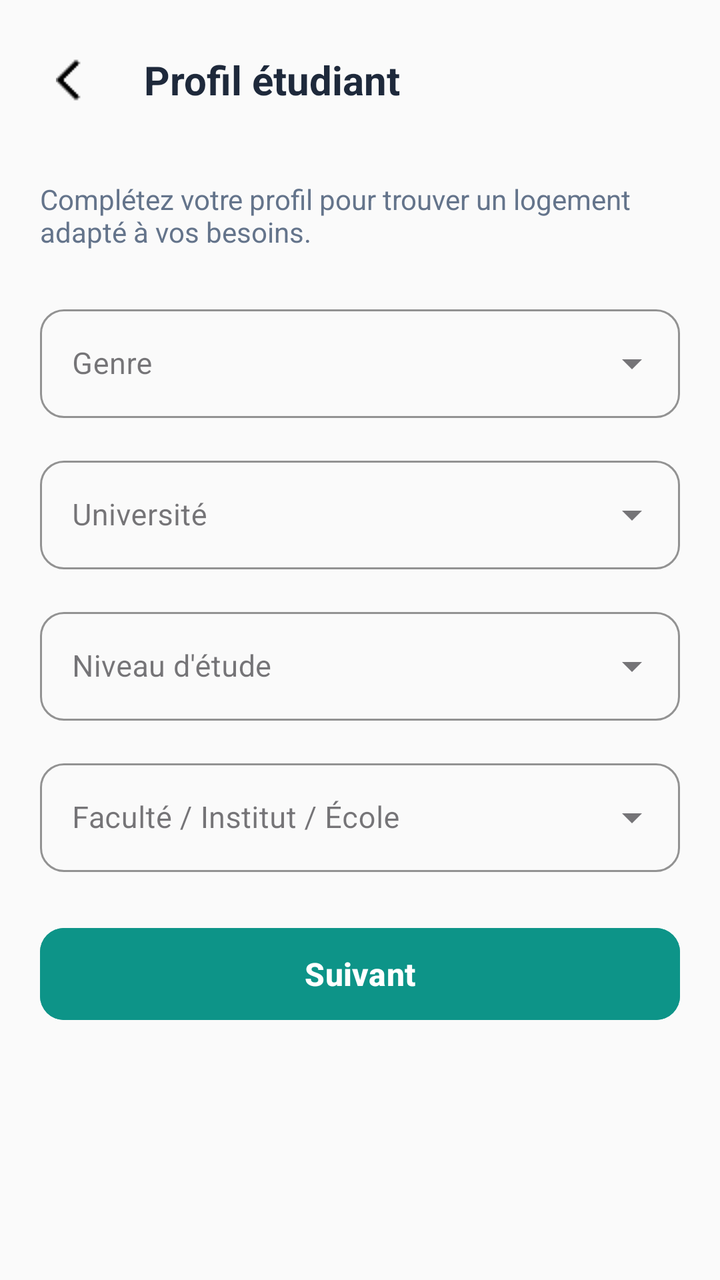
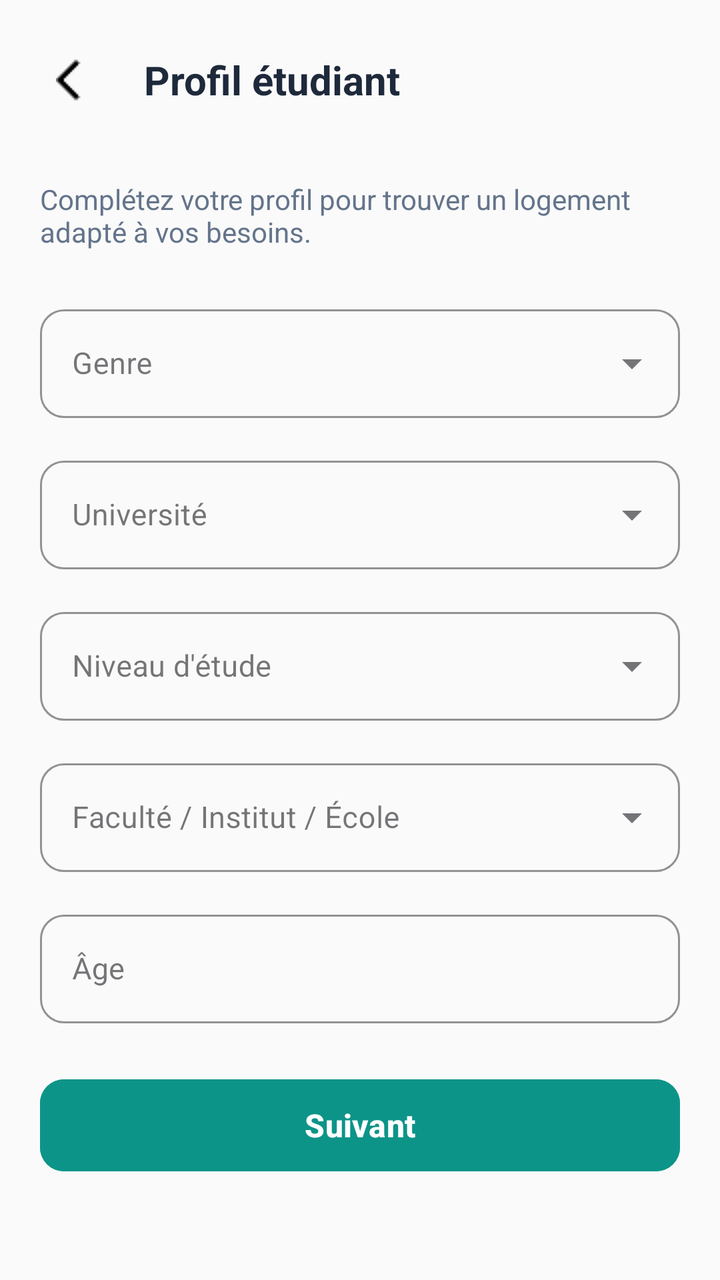

Screens rendered from an Android XML layout before and after an edit, with the pre-edit source and the edit as a unified diff.
<!-- AndroidManifest.xml: application theme Theme.DIAR -->
<!-- res/layout/interface5.xml -->
<?xml version="1.0" encoding="utf-8"?>
<ScrollView xmlns:android="http://schemas.android.com/apk/res/android"
    xmlns:app="http://schemas.android.com/apk/res-auto"
    android:layout_width="match_parent"
    android:layout_height="match_parent"
    android:fillViewport="true"
    android:background="#FAFAFA">

    <LinearLayout
        android:layout_width="match_parent"
        android:layout_height="wrap_content"
        android:orientation="vertical"
        android:padding="20dp">

        
        <LinearLayout
            android:layout_width="match_parent"
            android:layout_height="wrap_content"
            android:gravity="center_vertical"
            android:orientation="horizontal"
            android:layout_marginBottom="30dp">

            <ImageButton
                android:id="@+id/btnBack"
                android:layout_width="40dp"
                android:layout_height="40dp"
                android:background="?attr/selectableItemBackgroundBorderless"
                android:contentDescription="Retour"
                android:src="@drawable/arrow_back" />

            <TextView
                android:layout_width="wrap_content"
                android:layout_height="wrap_content"
                android:layout_marginStart="12dp"
                android:text="Profil étudiant"
                android:textColor="#1E293B"
                android:textSize="20sp"
                android:textStyle="bold" />
        </LinearLayout>

        
        <TextView
            android:layout_width="match_parent"
            android:layout_height="wrap_content"
            android:text="Complétez votre profil pour trouver un logement adapté à vos besoins."
            android:textColor="#64748B"
            android:textSize="14sp"
            android:layout_marginBottom="24dp" />

        
        <com.google.android.material.textfield.TextInputLayout
            style="@style/Widget.MaterialComponents.TextInputLayout.OutlinedBox.ExposedDropdownMenu"
            android:layout_width="match_parent"
            android:layout_height="wrap_content"
            android:layout_marginBottom="16dp"
            android:hint="Genre"
            app:boxCornerRadiusBottomEnd="12dp"
            app:boxCornerRadiusBottomStart="12dp"
            app:boxCornerRadiusTopEnd="12dp"
            app:boxCornerRadiusTopStart="12dp"
            app:boxStrokeColor="#0D9488"
            app:hintTextColor="#0D9488">

            <AutoCompleteTextView
                android:id="@+id/spinnerGenre"
                android:layout_width="match_parent"
                android:layout_height="wrap_content"
                android:inputType="none"
                android:textColor="#1E293B"
                android:textSize="15sp" />
        </com.google.android.material.textfield.TextInputLayout>

        
        <com.google.android.material.textfield.TextInputLayout
            style="@style/Widget.MaterialComponents.TextInputLayout.OutlinedBox.ExposedDropdownMenu"
            android:layout_width="match_parent"
            android:layout_height="wrap_content"
            android:layout_marginBottom="16dp"
            android:hint="Université"
            app:boxCornerRadiusBottomEnd="12dp"
            app:boxCornerRadiusBottomStart="12dp"
            app:boxCornerRadiusTopEnd="12dp"
            app:boxCornerRadiusTopStart="12dp"
            app:boxStrokeColor="#0D9488"
            app:hintTextColor="#0D9488">

            <AutoCompleteTextView
                android:id="@+id/spinnerUniversite"
                android:layout_width="match_parent"
                android:layout_height="wrap_content"
                android:inputType="none"
                android:textColor="#1E293B"
                android:textSize="15sp" />
        </com.google.android.material.textfield.TextInputLayout>

        
        <com.google.android.material.textfield.TextInputLayout
            style="@style/Widget.MaterialComponents.TextInputLayout.OutlinedBox.ExposedDropdownMenu"
            android:layout_width="match_parent"
            android:layout_height="wrap_content"
            android:layout_marginBottom="16dp"
            android:hint="Niveau d'étude"
            app:boxCornerRadiusBottomEnd="12dp"
            app:boxCornerRadiusBottomStart="12dp"
            app:boxCornerRadiusTopEnd="12dp"
            app:boxCornerRadiusTopStart="12dp"
            app:boxStrokeColor="#0D9488"
            app:hintTextColor="#0D9488">

            <AutoCompleteTextView
                android:id="@+id/spinnerNiveau"
                android:layout_width="match_parent"
                android:layout_height="wrap_content"
                android:inputType="none"
                android:textColor="#1E293B"
                android:textSize="15sp" />
        </com.google.android.material.textfield.TextInputLayout>

        
        <com.google.android.material.textfield.TextInputLayout
            style="@style/Widget.MaterialComponents.TextInputLayout.OutlinedBox.ExposedDropdownMenu"
            android:layout_width="match_parent"
            android:layout_height="wrap_content"
            android:layout_marginBottom="24dp"
            android:hint="Faculté / Institut / École"
            app:boxCornerRadiusBottomEnd="12dp"
            app:boxCornerRadiusBottomStart="12dp"
            app:boxCornerRadiusTopEnd="12dp"
            app:boxCornerRadiusTopStart="12dp"
            app:boxStrokeColor="#0D9488"
            app:hintTextColor="#0D9488">

            <AutoCompleteTextView
                android:id="@+id/spinnerFaculte"
                android:layout_width="match_parent"
                android:layout_height="wrap_content"
                android:inputType="none"
                android:textColor="#1E293B"
                android:textSize="15sp" />
        </com.google.android.material.textfield.TextInputLayout>

        
        <com.google.android.material.button.MaterialButton
            android:id="@+id/btnSuivant"
            android:layout_width="match_parent"
            android:layout_height="54dp"
            android:backgroundTint="#0D9488"
            android:text="Suivant"
            android:textAllCaps="false"
            android:textColor="#FFFFFF"
            android:textSize="16sp"
            android:textStyle="bold"
            app:cornerRadius="12dp"
            app:elevation="0dp" />

    </LinearLayout>
</ScrollView>
<!-- resources referenced by this layout -->
<resources>
  <!-- drawable arrow_back: png bitmap (drawable, 236 bytes) -->
  <style name="Theme.DIAR" parent="Base.Theme.DIAR" />
  <style name="Base.Theme.DIAR" parent="Theme.Material3.DayNight.NoActionBar">
          
          
      </style>
</resources>

<!-- the commit's change to res/layout/interface5.xml (unified diff, before → after) -->
@@ -121,7 +121,7 @@
             style="@style/Widget.MaterialComponents.TextInputLayout.OutlinedBox.ExposedDropdownMenu"
             android:layout_width="match_parent"
             android:layout_height="wrap_content"
-            android:layout_marginBottom="24dp"
+            android:layout_marginBottom="16dp"
             android:hint="Faculté / Institut / École"
             app:boxCornerRadiusBottomEnd="12dp"
             app:boxCornerRadiusBottomStart="12dp"
@@ -135,6 +135,30 @@
                 android:layout_width="match_parent"
                 android:layout_height="wrap_content"
                 android:inputType="none"
+                android:textColor="#1E293B"
+                android:textSize="15sp" />
+        </com.google.android.material.textfield.TextInputLayout>
+
+        
+        <com.google.android.material.textfield.TextInputLayout
+            style="@style/Widget.MaterialComponents.TextInputLayout.OutlinedBox"
+            android:layout_width="match_parent"
+            android:layout_height="wrap_content"
+            android:layout_marginBottom="24dp"
+            android:hint="Âge"
+            app:boxCornerRadiusBottomEnd="12dp"
+            app:boxCornerRadiusBottomStart="12dp"
+            app:boxCornerRadiusTopEnd="12dp"
+            app:boxCornerRadiusTopStart="12dp"
+            app:boxStrokeColor="#0D9488"
+            app:hintTextColor="#0D9488">
+
+            <com.google.android.material.textfield.TextInputEditText
+                android:id="@+id/etAge"
+                android:layout_width="match_parent"
+                android:layout_height="wrap_content"
+                android:inputType="number"
+                android:maxLength="2"
                 android:textColor="#1E293B"
                 android:textSize="15sp" />
         </com.google.android.material.textfield.TextInputLayout>
